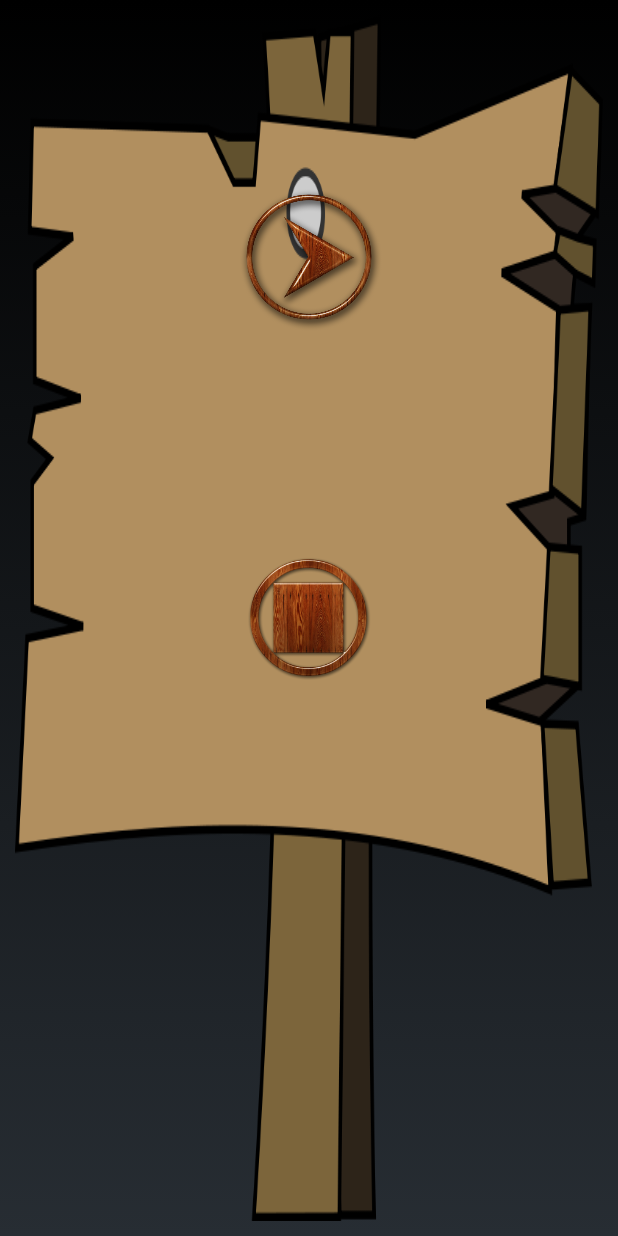
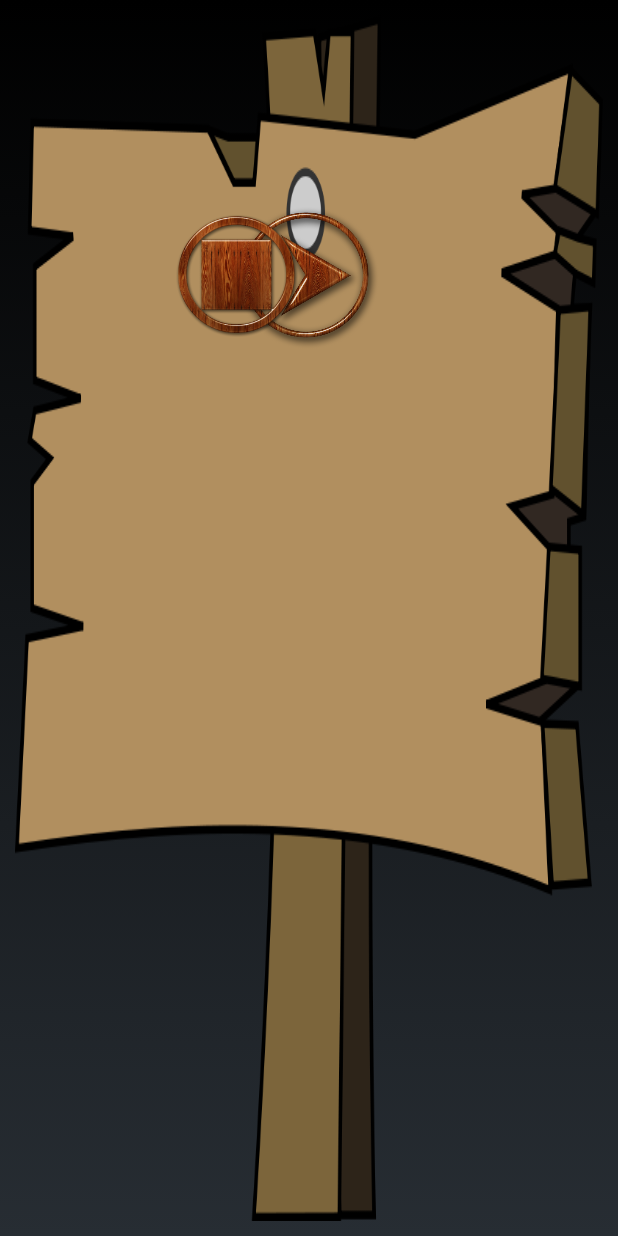
Before and after one commit to CaptainBlink/BrainWaveApp, an Android app: the layout pause_menu.xml on its own in the app's theme, with its tools: preview values and no code run, on a phone screen of 412 x 824 dp. Run offline under Robolectric (Android 15) with nearby library versions, the phone set to English and light mode, and no system bars; Roboto replaces fonts that are not available here.

```diff
--- a/BrainWaveApp/app/src/main/AndroidManifest.xml
+++ b/BrainWaveApp/app/src/main/AndroidManifest.xml
@@ -9,7 +9,7 @@
         <activity
             android:name=".MainMenu"
             android:label="@string/title_activity_main_menu"
-            android:screenOrientation="sensorPortrait">
+            android:screenOrientation="sensorLandscape">
             <intent-filter>
                 <action android:name="android.intent.action.MAIN" />
 
--- a/BrainWaveApp/app/src/main/java/com/groupx/brainwaveapp/MainMenu.java
+++ b/BrainWaveApp/app/src/main/java/com/groupx/brainwaveapp/MainMenu.java
@@ -31,7 +31,7 @@
         setContentView(R.layout.main_menu);
 
         menuSound = MediaPlayer.create(MainMenu.this, R.raw.menu_sound);
-        //menuSound.start();
+        menuSound.start();
 
         Btn1 = (RelativeLayout) findViewById(R.id.btn_start);
         Btn2 = (RelativeLayout) findViewById(R.id.btn_quit);
--- a/BrainWaveApp/app/src/main/res/layout/main_menu.xml
+++ b/BrainWaveApp/app/src/main/res/layout/main_menu.xml
@@ -7,7 +7,7 @@
     <RelativeLayout
         android:layout_width="450px"
         android:layout_height="150px"
-        android:layout_marginTop="199dp"
+        android:layout_marginTop="126dp"
         android:id="@+id/btn_start"
         android:layout_alignParentTop="true"
         android:layout_alignLeft="@+id/btn_quit"
--- a/BrainWaveApp/app/src/main/res/layout/pause_menu.xml
+++ b/BrainWaveApp/app/src/main/res/layout/pause_menu.xml
@@ -15,10 +15,13 @@
         android:layout_weight="1"
         android:gravity="center_vertical"
         android:id="@+id/relativeLayout"
+        android:layout_marginTop="113dp"
+        android:clickable="false"
         android:layout_alignParentTop="true"
-        android:layout_marginTop="101dp"
-        android:layout_alignStart="@+id/relativeLayout2"
-        android:clickable="false">
+        android:layout_alignParentLeft="true"
+        android:layout_alignParentStart="true"
+        android:layout_marginLeft="134dp"
+        android:layout_marginStart="134dp">
 
 
         <ImageView
@@ -38,8 +41,11 @@
         android:layout_height="120dp"
         android:layout_weight="1"
         android:id="@+id/relativeLayout2"
-        android:layout_centerVertical="true"
-        android:layout_centerHorizontal="true">
+        android:layout_alignTop="@+id/relativeLayout"
+        android:layout_alignParentRight="true"
+        android:layout_alignParentEnd="true"
+        android:layout_marginRight="184dp"
+        android:layout_marginEnd="184dp">
 
         <ImageView
 
```
